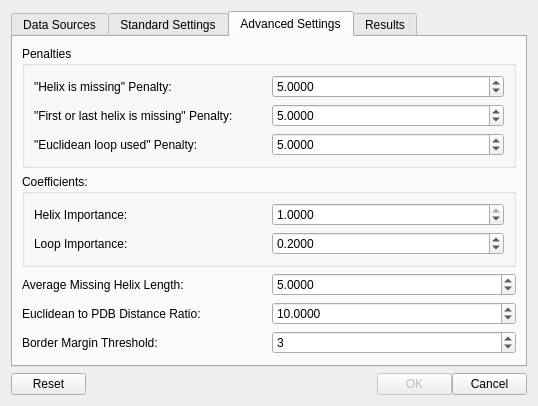
Qt form Gorgon/src_ui/ui_dialog_sse_helix_correspondence_finder.ui (GorgonCryoEM/Gorgon) before a commit.
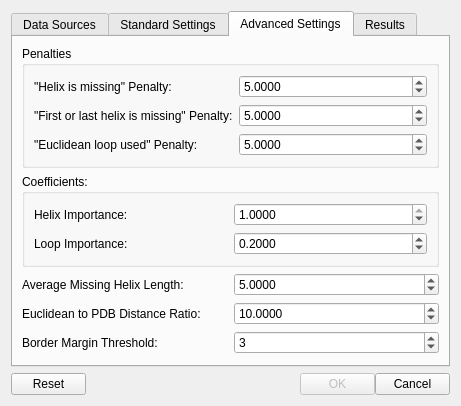
The same form after that commit. The open tabs and pages were chosen to show the change.

Commit message: Saving screen real-estate

Diff of the .ui file:
```diff
--- a/Gorgon/src_ui/ui_dialog_sse_helix_correspondence_finder.ui
+++ b/Gorgon/src_ui/ui_dialog_sse_helix_correspondence_finder.ui
@@ -5,7 +5,7 @@
    <rect>
     <x>0</x>
     <y>0</y>
-    <width>534</width>
+    <width>351</width>
     <height>396</height>
    </rect>
   </property>
@@ -21,12 +21,21 @@
   <layout class="QGridLayout" >
    <item row="0" column="0" >
     <widget class="QTabWidget" name="tabWidget" >
+     <property name="sizePolicy" >
+      <sizepolicy vsizetype="Expanding" hsizetype="Expanding" >
+       <horstretch>0</horstretch>
+       <verstretch>0</verstretch>
+      </sizepolicy>
+     </property>
+     <property name="currentIndex" >
+      <number>0</number>
+     </property>
      <widget class="QWidget" name="tabDataSources" >
       <attribute name="title" >
        <string>Data Sources</string>
       </attribute>
       <layout class="QGridLayout" >
-       <item row="0" column="0" colspan="2" >
+       <item row="0" column="0" >
         <layout class="QGridLayout" >
          <item row="0" column="0" >
           <widget class="QLabel" name="label" >
@@ -114,15 +123,15 @@
          </item>
         </layout>
        </item>
-       <item row="1" column="0" colspan="2" >
+       <item row="1" column="0" >
         <spacer>
          <property name="orientation" >
           <enum>Qt::Vertical</enum>
          </property>
          <property name="sizeHint" >
           <size>
-           <width>494</width>
-           <height>101</height>
+           <width>311</width>
+           <height>200</height>
           </size>
          </property>
         </spacer>
@@ -142,6 +151,12 @@
          <layout class="QGridLayout" >
           <item row="0" column="0" >
            <widget class="QRadioButton" name="radioButtonAbsoluteDifference" >
+            <property name="sizePolicy" >
+             <sizepolicy vsizetype="Fixed" hsizetype="Maximum" >
+              <horstretch>0</horstretch>
+              <verstretch>0</verstretch>
+             </sizepolicy>
+            </property>
             <property name="text" >
              <string>Absolute Difference</string>
             </property>
@@ -150,15 +165,27 @@
             </property>
            </widget>
           </item>
-          <item row="1" column="0" >
+          <item row="0" column="1" >
            <widget class="QRadioButton" name="radioButtonNormalizedDifference" >
+            <property name="sizePolicy" >
+             <sizepolicy vsizetype="Fixed" hsizetype="Maximum" >
+              <horstretch>0</horstretch>
+              <verstretch>0</verstretch>
+             </sizepolicy>
+            </property>
             <property name="text" >
              <string>Normalized Difference</string>
             </property>
            </widget>
           </item>
-          <item row="2" column="0" >
+          <item row="0" column="2" >
            <widget class="QRadioButton" name="radioButtonQuadraticError" >
+            <property name="sizePolicy" >
+             <sizepolicy vsizetype="Fixed" hsizetype="Maximum" >
+              <horstretch>0</horstretch>
+              <verstretch>0</verstretch>
+             </sizepolicy>
+            </property>
             <property name="text" >
              <string>Quadratic Error</string>
             </property>
@@ -245,6 +272,12 @@
           </item>
           <item row="0" column="1" >
            <widget class="QDoubleSpinBox" name="doubleSpinBoxHelixMissingPenalty" >
+            <property name="sizePolicy" >
+             <sizepolicy vsizetype="Fixed" hsizetype="Preferred" >
+              <horstretch>0</horstretch>
+              <verstretch>0</verstretch>
+             </sizepolicy>
+            </property>
             <property name="decimals" >
              <number>4</number>
             </property>
@@ -265,6 +298,12 @@
           </item>
           <item row="1" column="1" >
            <widget class="QDoubleSpinBox" name="doubleSpinBoxEndHelixMissingPenalty" >
+            <property name="sizePolicy" >
+             <sizepolicy vsizetype="Fixed" hsizetype="Preferred" >
+              <horstretch>0</horstretch>
+              <verstretch>0</verstretch>
+             </sizepolicy>
+            </property>
             <property name="decimals" >
              <number>4</number>
             </property>
@@ -285,6 +324,12 @@
           </item>
           <item row="2" column="1" >
            <widget class="QDoubleSpinBox" name="doubleSpinBoxEuclideanLoopUsedPenalty" >
+            <property name="sizePolicy" >
+             <sizepolicy vsizetype="Fixed" hsizetype="Preferred" >
+              <horstretch>0</horstretch>
+              <verstretch>0</verstretch>
+             </sizepolicy>
+            </property>
             <property name="decimals" >
              <number>4</number>
             </property>
@@ -314,6 +359,12 @@
           </item>
           <item row="0" column="1" >
            <widget class="QDoubleSpinBox" name="doubleSpinBoxHelixImportance" >
+            <property name="sizePolicy" >
+             <sizepolicy vsizetype="Fixed" hsizetype="Preferred" >
+              <horstretch>0</horstretch>
+              <verstretch>0</verstretch>
+             </sizepolicy>
+            </property>
             <property name="decimals" >
              <number>4</number>
             </property>
@@ -334,6 +385,12 @@
           </item>
           <item row="1" column="1" >
            <widget class="QDoubleSpinBox" name="doubleSpinBoxLoopImportance" >
+            <property name="sizePolicy" >
+             <sizepolicy vsizetype="Fixed" hsizetype="Preferred" >
+              <horstretch>0</horstretch>
+              <verstretch>0</verstretch>
+             </sizepolicy>
+            </property>
             <property name="decimals" >
              <number>4</number>
             </property>
@@ -357,6 +414,12 @@
        </item>
        <item row="2" column="1" >
         <widget class="QDoubleSpinBox" name="doubleSpinBoxAverageMissingHelixLength" >
+         <property name="sizePolicy" >
+          <sizepolicy vsizetype="Fixed" hsizetype="Preferred" >
+           <horstretch>0</horstretch>
+           <verstretch>0</verstretch>
+          </sizepolicy>
+         </property>
          <property name="decimals" >
           <number>4</number>
          </property>
@@ -377,6 +440,12 @@
        </item>
        <item row="3" column="1" >
         <widget class="QDoubleSpinBox" name="doubleSpinBoxEuclideanToPDBRatio" >
+         <property name="sizePolicy" >
+          <sizepolicy vsizetype="Fixed" hsizetype="Preferred" >
+           <horstretch>0</horstretch>
+           <verstretch>0</verstretch>
+          </sizepolicy>
+         </property>
          <property name="decimals" >
           <number>4</number>
          </property>
@@ -397,6 +466,12 @@
        </item>
        <item row="4" column="1" >
         <widget class="QSpinBox" name="spinBoxBorderMarginThreshold" >
+         <property name="sizePolicy" >
+          <sizepolicy vsizetype="Fixed" hsizetype="Preferred" >
+           <horstretch>0</horstretch>
+           <verstretch>0</verstretch>
+          </sizepolicy>
+         </property>
          <property name="value" >
           <number>3</number>
          </property>
@@ -436,14 +511,7 @@
         </widget>
        </item>
        <item row="0" column="1" >
-        <widget class="QComboBox" name="comboBoxCorrespondences" >
-         <property name="sizePolicy" >
-          <sizepolicy vsizetype="Fixed" hsizetype="Minimum" >
-           <horstretch>0</horstretch>
-           <verstretch>0</verstretch>
-          </sizepolicy>
-         </property>
-        </widget>
+        <widget class="QComboBox" name="comboBoxCorrespondences" />
        </item>
        <item row="1" column="0" colspan="2" >
         <widget class="QTableWidget" name="tableWidgetCorrespondenceList" >
```
The commit also changes 1 other file.
